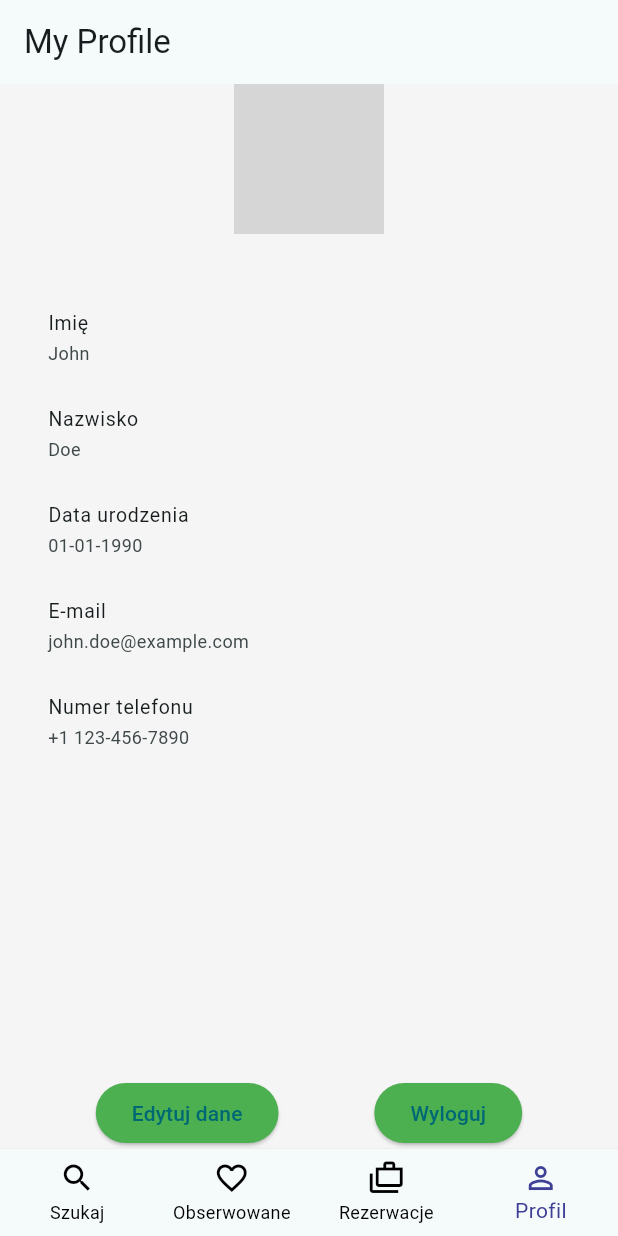
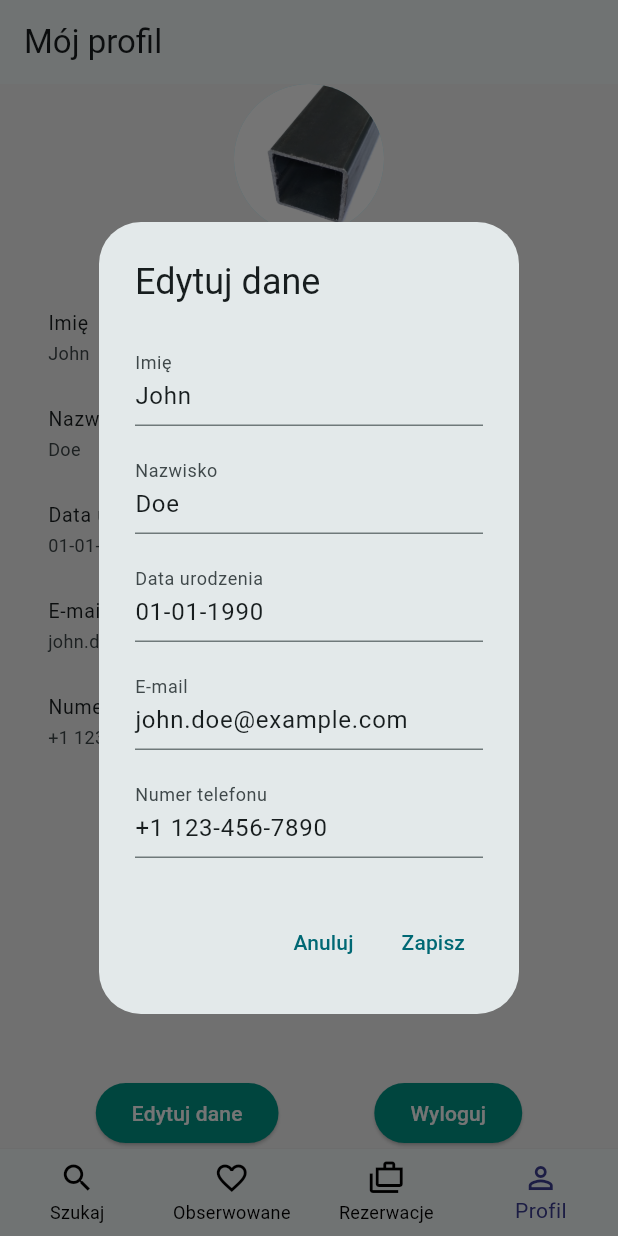
Before and after one commit to HappyHunt/travel_app, a Flutter app: the screen it shows after launch, item 4 of the bottom bar chosen, after a tap on "Edytuj dane", on a phone screen of 412 x 824 dp. Run offline on Flutter 3.47's test engine with Material 2 defaults, Android fonts, the phone set to English and light mode, and no system bars; our stand-ins replace firebase_core, flutter_calendar_carousel; accounts and stored records are empty; grey boxes are pictures that could not be loaded.

Commit message:
profile editable, fixes

```diff
--- a/lib/pages/profile/profile_page.dart
+++ b/lib/pages/profile/profile_page.dart
@@ -1,23 +1,111 @@
-import 'package:flutter/cupertino.dart';
 import 'package:flutter/material.dart';
+import 'package:travel_app/main.dart';
 
-class Profile extends StatelessWidget {
-  const Profile({Key? key});
+class Profile extends StatefulWidget {
+  const Profile({Key? key}) : super(key: key);
+
+  @override
+  _ProfileState createState() => _ProfileState();
+}
+
+class _ProfileState extends State<Profile> {
+  // Przykładowe dane profilu
+  String name = 'John';
+  String lastName = 'Doe';
+  String birthDate = '01-01-1990';
+  String email = 'john.doe@example.com';
+  String phoneNumber = '+1 123-456-7890';
+
+  // Kontrolery dla pól tekstowych
+  TextEditingController nameController = TextEditingController();
+  TextEditingController lastNameController = TextEditingController();
+  TextEditingController birthDateController = TextEditingController();
+  TextEditingController emailController = TextEditingController();
+  TextEditingController phoneNumberController = TextEditingController();
+
+  @override
+  void initState() {
+    super.initState();
+
+    // Przypisz wcześniejsze dane do kontrolerów
+    nameController.text = name;
+    lastNameController.text = lastName;
+    birthDateController.text = birthDate;
+    emailController.text = email;
+    phoneNumberController.text = phoneNumber;
+  }
+
+  // Funkcja otwierająca okno dialogowe do edycji danych
+  void _openEditProfileDialog() {
+    showDialog(
+      context: context,
+      builder: (BuildContext context) {
+        return AlertDialog(
+          title: Text('Edytuj dane'),
+          content: SingleChildScrollView(
+            child: Column(
+              children: [
+                _buildTextField('Imię', nameController),
+                _buildTextField('Nazwisko', lastNameController),
+                _buildTextField('Data urodzenia', birthDateController),
+                _buildTextField('E-mail', emailController),
+                _buildTextField('Numer telefonu', phoneNumberController),
+              ],
+            ),
+          ),
+          actions: [
+            TextButton(
+              onPressed: () {
+                Navigator.pop(context);
+              },
+              child: Text('Anuluj'),
+            ),
+            TextButton(
+              onPressed: () {
+                // Tutaj dodaj kod do zapisu zmienionych danych
+                setState(() {
+                  name = nameController.text;
+                  lastName = lastNameController.text;
+                  birthDate = birthDateController.text;
+                  email = emailController.text;
+                  phoneNumber = phoneNumberController.text;
+                });
+                Navigator.pop(context);
+              },
+              child: Text('Zapisz'),
+            ),
+          ],
+        );
+      },
+    );
+  }
+
+  Widget _buildTextField(String label, TextEditingController controller) {
+    return Padding(
+      padding: const EdgeInsets.symmetric(vertical: 8.0),
+      child: TextFormField(
+        controller: controller,
+        decoration: InputDecoration(
+          labelText: label,
+        ),
+      ),
+    );
+  }
 
   @override
   Widget build(BuildContext context) {
     return Scaffold(
       appBar: AppBar(
-        title: const Text('My Profile'),
+        title: const Text('Mój profil'),
       ),
       body: Center(
         child: Column(
           mainAxisAlignment: MainAxisAlignment.center,
           children: [
-            CircleAvatar(
+            const CircleAvatar(
               radius: 50,
-              backgroundImage: NetworkImage(
-                  'https://example.com/path-to-your-profile-image.jpg'),
+              backgroundImage: AssetImage(
+                  'assets/profil.jpg'),
             ),
             SizedBox(height: 20),
             Expanded(
@@ -26,27 +114,27 @@ class Profile extends StatelessWidget {
                 children: [
                   ListTile(
                     title: Text('Imię'),
-                    subtitle: Text('John'), // Dodaj rzeczywiste dane
+                    subtitle: Text(name),
                     dense: true,
                   ),
                   ListTile(
                     title: Text('Nazwisko'),
-                    subtitle: Text('Doe'), // Dodaj rzeczywiste dane
+                    subtitle: Text(lastName),
                     dense: true,
                   ),
                   ListTile(
                     title: Text('Data urodzenia'),
-                    subtitle: Text('01-01-1990'), // Dodaj rzeczywiste dane
+                    subtitle: Text(birthDate),
                     dense: true,
                   ),
                   ListTile(
                     title: Text('E-mail'),
-                    subtitle: Text('john.doe@example.com'), // Dodaj rzeczywiste dane
+                    subtitle: Text(email),
                     dense: true,
                   ),
                   ListTile(
                     title: Text('Numer telefonu'),
-                    subtitle: Text('+1 123-456-7890'), // Dodaj rzeczywiste dane
+                    subtitle: Text(phoneNumber),
                     dense: true,
                   ),
                 ],
@@ -57,28 +145,26 @@ class Profile extends StatelessWidget {
               mainAxisAlignment: MainAxisAlignment.spaceEvenly,
               children: [
                 ElevatedButton(
-                  onPressed: () {
-                    // Dodaj kod do obsługi przycisku "Edytuj dane"
-                  },
+                  onPressed: _openEditProfileDialog,
                   style: ElevatedButton.styleFrom(
-                    primary: Colors.green,
+                    backgroundColor: appTheme.secondaryHeaderColor,
                     shape: RoundedRectangleBorder(
                       borderRadius: BorderRadius.circular(20.0),
                     ),
                   ),
-                  child: Text('Edytuj dane'),
+                  child: Text('Edytuj dane', style: TextStyle(color: Colors.white)),
                 ),
                 ElevatedButton(
                   onPressed: () {
                     // Dodaj kod do obsługi przycisku "Wyloguj"
                   },
                   style: ElevatedButton.styleFrom(
-                    primary: Colors.green,
+                    backgroundColor: appTheme.secondaryHeaderColor,
                     shape: RoundedRectangleBorder(
                       borderRadius: BorderRadius.circular(20.0),
                     ),
                   ),
-                  child: Text('Wyloguj'),
+                  child: Text('Wyloguj', style: TextStyle(color: Colors.white)),
                 ),
               ],
             ),
--- a/lib/pages/wishlist/wishlist_page.dart
+++ b/lib/pages/wishlist/wishlist_page.dart
@@ -22,8 +22,8 @@ class WishList extends StatelessWidget {
             },
             child: _buildWishlistItem(
               tytul: pozycja.tytul,
-              cena: pozycja.cena,
-              okres: pozycja.okres,
+              cena: "Cena: " + pozycja.cena,
+              okres:"Data: " +pozycja.okres,
               lokalizacja: pozycja.lokalizacja,
               zdjecieUrl: pozycja.zdjecieUrl,
             ),
--- a/lib/pages/wishlist/wishlist_provider.dart
+++ b/lib/pages/wishlist/wishlist_provider.dart
@@ -5,14 +5,14 @@ class WishlistProvider {
     return [
       PozycjaNaLiscieZyczen(
         tytul: 'Malediwy ',
-        cena: 'Cena: 3999 zł',
+        cena: '3999 zł',
         okres: '19.04.2023 - 29.04.2023',
         lokalizacja: 'Chaka laka, Malediwy',
         zdjecieUrl: 'assets/m1.jpg',
       ),
       PozycjaNaLiscieZyczen(
         tytul: 'Inna oferta',
-        cena: 'Cena: 2999 zł',
+        cena: '2999 zł',
         okres: '15.05.2023 - 25.05.2023',
         lokalizacja: 'Inna lokalizacja',
         zdjecieUrl: 'assets/m2.jpg',
```
Also changed, not shown: assets/m1.jpg (added), assets/profil.jpg (added).
